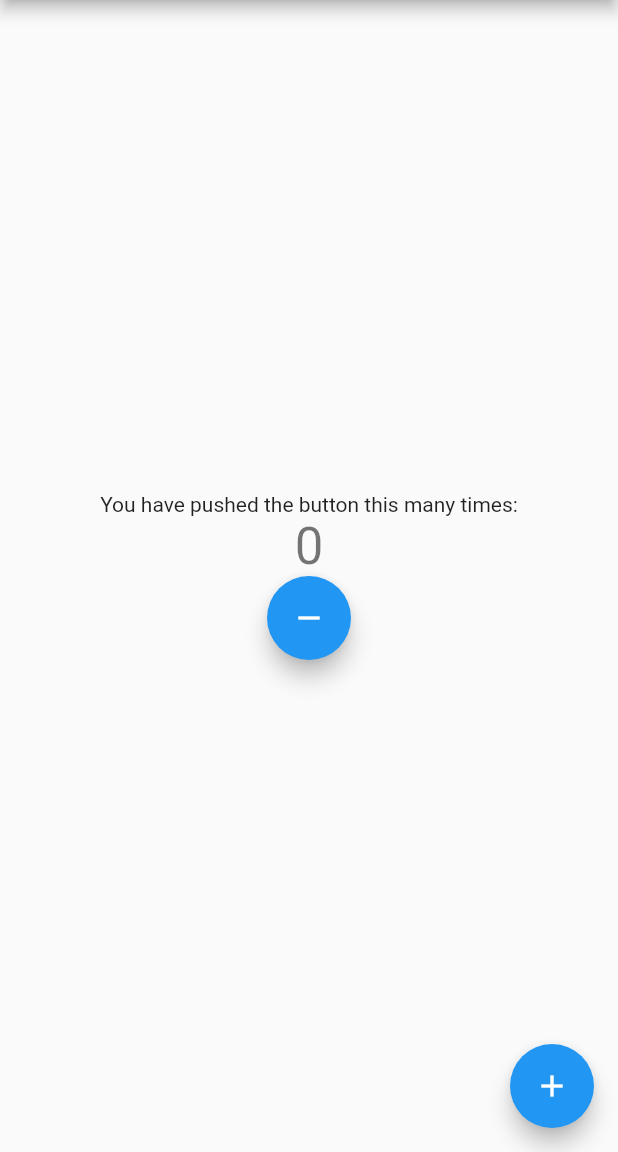
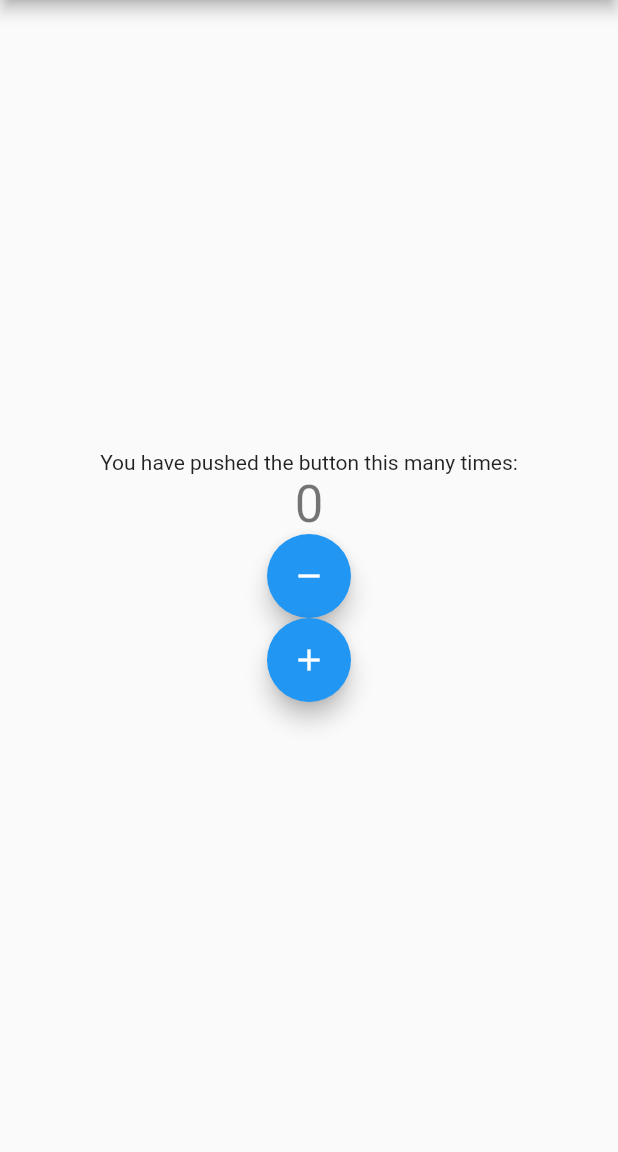
Before and after one commit to MiroGal/counter, a Flutter app: the screen it shows after launch, on a phone screen of 412 x 824 dp, the part 84-1236 px from its top. Run offline on Flutter 3.47's test engine with Material 2 defaults, Android fonts, the phone set to English and light mode, and no system bars.

Commit message:
decrement_button: added increment button into body

```diff
--- a/lib/page_counter.dart
+++ b/lib/page_counter.dart
@@ -34,13 +34,12 @@ class _MyHomePageState extends State<MyHomePage> {
               tooltip: 'Decrement',
               child: const Icon(Icons.remove),
             ),
-          ],
+            FloatingActionButton(
+              onPressed: _incrementCounter,
+              tooltip: 'Increment',
+              child: const Icon(Icons.add),
+            ), ],
         ),
-      ),
-      floatingActionButton: FloatingActionButton(
-        onPressed: _incrementCounter,
-        tooltip: 'Increment',
-        child: const Icon(Icons.add),
       ),
     );
   }
```
